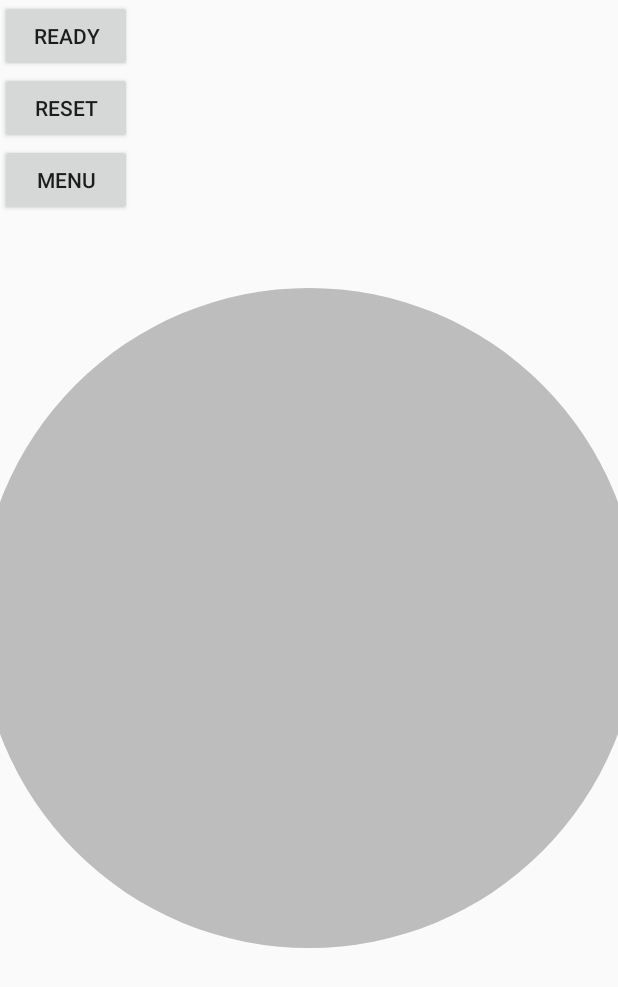
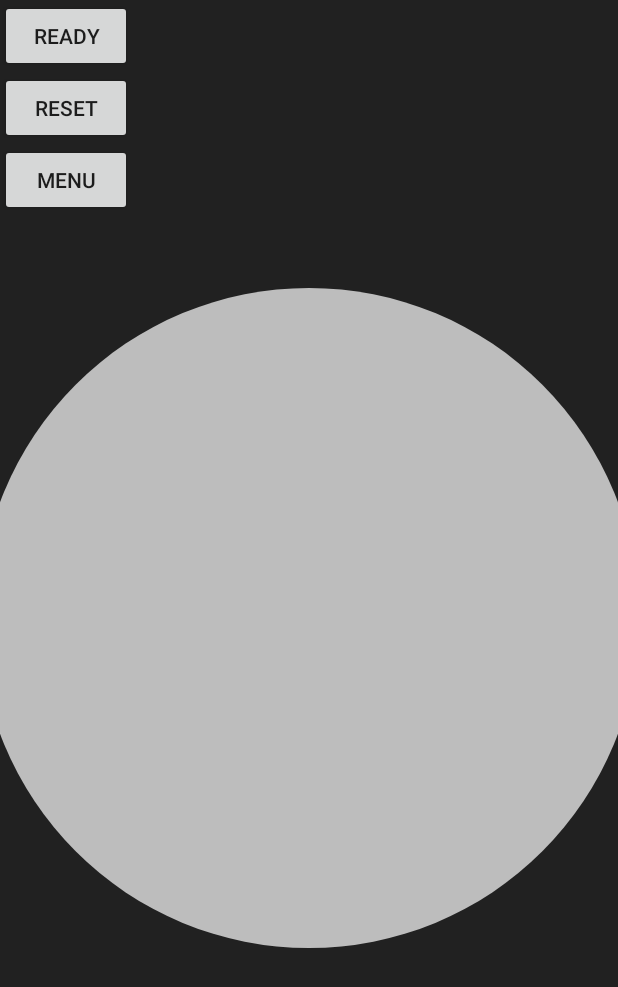
Before and after one commit to stealmyhousekey/bruhssianroulette, an Android app: the MainActivity screen opened directly, with no data from a screen before it, after a tap on "READY", on a phone screen of 412 x 824 dp. Shown: the top 987 px of the screen. Run offline under Robolectric (Android 15) with nearby library versions, the phone set to English and light mode, and no system bars; 14 statements that could not run were skipped.

Commit message:
kotlin conversion all activities are now entirely kotlin. some misc library classes are still java, but the bulk have been converted

```diff
--- a/BRUH/build.gradle
+++ b/BRUH/build.gradle
@@ -21,7 +21,7 @@ android {
 }
 dependencies {
     implementation 'com.android.support.constraint:constraint-layout:1.1.3'
-    compile fileTree(include: ['*.jar'], dir: 'libs')
+    implementation fileTree(include: ['*.jar'], dir: 'libs')
     implementation 'com.android.support:appcompat-v7:25.4.0'
     compile project(':WheelViewLib')
     implementation "org.jetbrains.kotlin:kotlin-stdlib-jdk7:$kotlin_version"
--- a/BRUH/src/main/java/com/stelmo/brtest/MainActivity.java
+++ /dev/null
@@ -1,159 +0,0 @@
-package com.stelmo.brtest;
-
-import android.app.Activity;
-import android.content.Intent;
-import android.graphics.drawable.Drawable;
-import android.graphics.drawable.LayerDrawable;
-import android.graphics.drawable.ShapeDrawable;
-import android.graphics.drawable.shapes.OvalShape;
-import android.os.Bundle;
-import android.view.Menu;
-import android.view.MenuItem;
-import android.view.View;
-import android.widget.Button;
-import android.widget.Toast;
-import com.stelmo.wheelview.WheelView;
-import com.stelmo.wheelview.adapter.WheelArrayAdapter;
-
-import java.util.ArrayList;
-import java.util.List;
-import java.util.Map;
-import java.util.Random;
-
-public class MainActivity extends Activity {
-
-    private static final int ITEM_COUNT = 6;
-
-    @Override
-    protected void onCreate(Bundle savedInstanceState) {
-        super.onCreate(savedInstanceState);
-        setContentView(R.layout.activity_main);
-
-        final WheelView wheelView = (WheelView) findViewById(R.id.wheelview);
-        final Button fire_button = findViewById(R.id.fire_button);
-        final Button reset_button = findViewById(R.id.reset_button);
-        final Button menu_button = findViewById(R.id.menu_button);
-        final int loss = losingItem();
-
-
-        //create data for the adapter
-        List<Map.Entry<String, Integer>> entries = new ArrayList<Map.Entry<String, Integer>>(ITEM_COUNT);
-        for (int i = 0; i < ITEM_COUNT; i++) {
-            Map.Entry<String, Integer> entry = MaterialColor.random(this, "\\D*_500$");
-
-            entries.add(entry);
-        }
-
-        //populate the adapter, that knows how to draw each item (as you would do with a ListAdapter)
-        wheelView.setAdapter(new MaterialColorAdapter(entries));
-
-        //a listener for receiving a callback for when the item closest to the selection angle changes
-        wheelView.setOnWheelItemSelectedListener(new WheelView.OnWheelItemSelectListener() {
-            @Override
-            public void onWheelItemSelected(WheelView parent, Drawable itemDrawable, int position) {
-                //get the item at this position
-                Map.Entry<String, Integer> selectedEntry = ((MaterialColorAdapter) parent.getAdapter()).getItem(position);
-                parent.setSelectionColor(getContrastColor(selectedEntry));
-            }
-        });
-
-        wheelView.setOnWheelItemClickListener(new WheelView.OnWheelItemClickListener() {
-            @Override
-            public void onWheelItemClick(WheelView parent, int position, boolean isSelected) {
-                String msg;
-
-                if(position == loss)
-                    msg = "Loaded";
-
-                else
-                    msg = "Empty";
-
-                Toast.makeText(MainActivity.this, msg, Toast.LENGTH_SHORT).show();
-            }
-        });
-
-        fire_button.setOnClickListener(new View.OnClickListener() {
-            @Override
-            public void onClick(View view) {
-                wheelView.stopWheel();
-                if(wheelView.getSelectedPosition() == loss)
-                    Toast.makeText(getApplicationContext(), "*BANG*", Toast.LENGTH_LONG).show();//display the text of button1
-                else
-                    Toast.makeText(getApplicationContext(), "*click*", Toast.LENGTH_LONG).show();//display the text of button1
-            }
-        });
-
-
-        reset_button.setOnClickListener(new View.OnClickListener() {
-            @Override
-            public void onClick(View view) {
-                Intent intent = getIntent();
-                finish();
-                startActivity(intent);
-            }
-        });
-
-        menu_button.setOnClickListener(new View.OnClickListener() {
-            @Override
-            public void onClick(View view) {
-                Intent intent = new Intent(getBaseContext(), HomeActivity.class);
-//                EditText editText = (EditText) findViewById(R.id.editText);
-//                String message = editText.getText().toString();
-                startActivity(intent);
-
-            }
-        });
-
-        //initialise the selection drawable with the first contrast color
-        wheelView.setSelectionColor(getContrastColor(entries.get(0)));
-
-    }
-
-    // select a losing value TODO also select image from the losing player's gallery
-    public int losingItem(){
-        Random r = new Random();
-        return r.nextInt(6);
-    }
-
-    //get the materials darker contrast
-    private int getContrastColor(Map.Entry<String, Integer> entry) {
-        String colorName = MaterialColor.getColorName(entry);
-        return MaterialColor.getContrastColor(colorName);
-    }
-
-    @Override
-    public boolean onCreateOptionsMenu(Menu menu) {
-        getMenuInflater().inflate(R.menu.main, menu);
-        return true;
-    }
-
-    @Override
-    public boolean onOptionsItemSelected(MenuItem item) {
-        int id = item.getItemId();
-        if (id == R.id.action_settings) {
-            return true;
-        }
-        return super.onOptionsItemSelected(item);
-    }
-
-    static class MaterialColorAdapter extends WheelArrayAdapter<Map.Entry<String, Integer>> {
-        MaterialColorAdapter(List<Map.Entry<String, Integer>> entries) {
-            super(entries);
-        }
-
-        @Override
-        public Drawable getDrawable(int position) {
-            Drawable[] drawable = new Drawable[] {
-                    createOvalDrawable(getItem(position).getValue()),
-                    new TextDrawable(String.valueOf(position))
-            };
-            return new LayerDrawable(drawable);
-        }
-
-        private Drawable createOvalDrawable(int color) {
-            ShapeDrawable shapeDrawable = new ShapeDrawable(new OvalShape());
-            shapeDrawable.getPaint().setColor(color);
-            return shapeDrawable;
-        }
-    }
-}
--- /dev/null
+++ b/BRUH/src/main/java/com/stelmo/brtest/MainActivity.kt
@@ -0,0 +1,132 @@
+package com.stelmo.brtest
+
+import android.app.Activity
+import android.content.Intent
+import android.graphics.drawable.Drawable
+import android.graphics.drawable.LayerDrawable
+import android.graphics.drawable.ShapeDrawable
+import android.graphics.drawable.shapes.OvalShape
+import android.os.Bundle
+import android.view.Menu
+import android.view.MenuItem
+import android.view.View
+import android.widget.Button
+import android.widget.Toast
+import com.stelmo.wheelview.WheelView
+import com.stelmo.wheelview.adapter.WheelArrayAdapter
+
+import java.util.ArrayList
+import java.util.Random
+import java.util.Map.Entry
+
+class MainActivity : Activity() {
+
+    override fun onCreate(savedInstanceState: Bundle?) {
+        super.onCreate(savedInstanceState)
+        setContentView(R.layout.activity_main)
+
+        val wheelView = findViewById<View>(R.id.wheelview) as WheelView
+        val fire_button = findViewById<Button>(R.id.fire_button)
+        val reset_button = findViewById<Button>(R.id.reset_button)
+        val menu_button = findViewById<Button>(R.id.menu_button)
+        val loss = losingItem()
+
+
+        //create data for the adapter, assign all slots same randomized color
+        val entries = ArrayList<Map.Entry<String, Int>>(ITEM_COUNT)
+        val entry = MaterialColor.random(this, "\\D*_500$")
+        for (i in 0 until ITEM_COUNT) {
+            entries.add(entry)
+        }
+
+        //populate the adapter, that knows how to draw each item (as you would do with a ListAdapter)
+        wheelView.adapter = MaterialColorAdapter(entries)
+
+        //a listener for receiving a callback for when the item closest to the selection angle changes
+        wheelView.setOnWheelItemSelectedListener { parent, itemDrawable, position ->
+            //get the item at this position
+            val selectedEntry = (parent.adapter as MaterialColorAdapter).getItem(position)
+            parent.setSelectionColor(getContrastColor(selectedEntry))
+        }
+
+        wheelView.onWheelItemClickListener = WheelView.OnWheelItemClickListener { parent, position, isSelected ->
+            val msg: String
+
+            if (position == loss)
+                msg = "Loaded"
+            else
+                msg = "Empty"
+
+            Toast.makeText(this@MainActivity, msg, Toast.LENGTH_SHORT).show()
+        }
+
+        fire_button.setOnClickListener {
+            wheelView.stopWheel()
+            if (wheelView.selectedPosition == loss)
+                Toast.makeText(applicationContext, "*BANGU*", Toast.LENGTH_LONG).show()//display the text of button1
+            else
+                Toast.makeText(applicationContext, "*clicko*", Toast.LENGTH_LONG).show()//display the text of button1
+        }
+
+
+        reset_button.setOnClickListener {
+            val intent = intent
+            finish()
+            startActivity(intent)
+        }
+
+        menu_button.setOnClickListener {
+            val intent = Intent(baseContext, HomeActivity::class.java)
+            //                EditText editText = (EditText) findViewById(R.id.editText);
+            //                String message = editText.getText().toString();
+            startActivity(intent)
+        }
+
+        //initialise the selection drawable with the first contrast color
+        wheelView.setSelectionColor(getContrastColor(entries[0]))
+
+    }
+
+    // select a losing value TODO also select image from the losing player's gallery
+    fun losingItem(): Int {
+        val r = Random()
+        return r.nextInt(6)
+    }
+
+    //get the materials darker contrast
+    private fun getContrastColor(entry: Map.Entry<String, Int>): Int {
+        val colorName = MaterialColor.getColorName(entry)
+        return MaterialColor.getContrastColor(colorName)
+    }
+
+    override fun onCreateOptionsMenu(menu: Menu): Boolean {
+        menuInflater.inflate(R.menu.main, menu)
+        return true
+    }
+
+    override fun onOptionsItemSelected(item: MenuItem): Boolean {
+        val id = item.itemId
+        return if (id == R.id.action_settings) {
+            true
+        } else super.onOptionsItemSelected(item)
+    }
+
+    internal class MaterialColorAdapter(entries: ArrayList<Map.Entry<String, Int>>) : WheelArrayAdapter<Map.Entry<String, Int>>(entries) {
+
+        override fun getDrawable(position: Int): Drawable {
+            val drawable = arrayOf(createOvalDrawable(getItem(position).value), TextDrawable(position.toString()))
+            return LayerDrawable(drawable)
+        }
+
+        private fun createOvalDrawable(color: Int): Drawable {
+            val shapeDrawable = ShapeDrawable(OvalShape())
+            shapeDrawable.paint.color = color
+            return shapeDrawable
+        }
+    }
+
+    companion object {
+
+        private val ITEM_COUNT = 6
+    }
+}
--- a/BRUH/src/main/res/values/styles.xml
+++ b/BRUH/src/main/res/values/styles.xml
@@ -3,6 +3,7 @@
     <!-- Base application theme. -->
     <style name="AppTheme" parent="Theme.AppCompat.Light.NoActionBar">
         <!-- Customize your theme here. -->
+        <item name = "android:windowBackground">@color/grey_900</item>
     </style>
 
 </resources>
```
Also changed, not shown: BRUH/src/main/java/com/stelmo/brtest/MaterialColor.java (+7 -3 lines), BRUH/src/main/java/com/stelmo/brtest/NetworkActivity.kt (+44 -8 lines), BRUH/src/main/java/com/stelmo/brtest/WiFiDirectBroadcastReceiver.kt (+22 -10 lines), BRUH/src/main/res/layout/activity_network.xml (+11 -3 lines).
